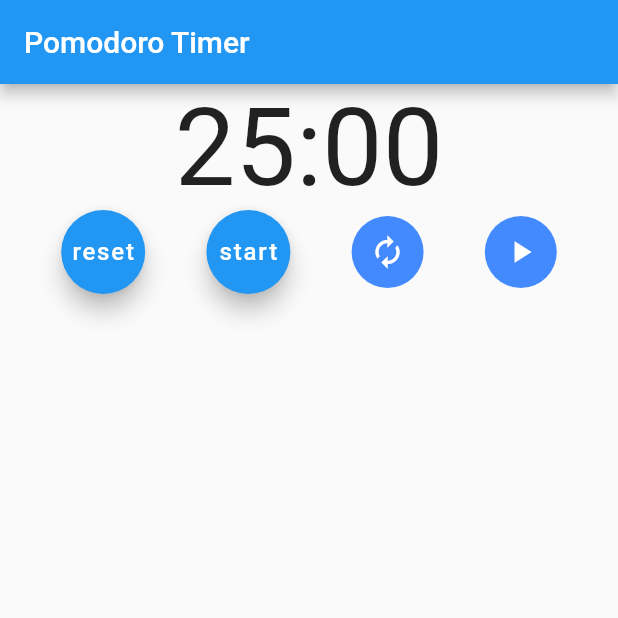
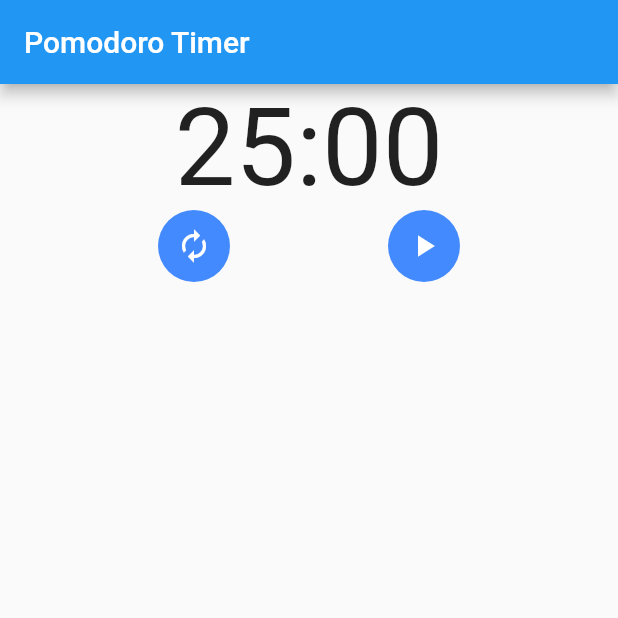
Before and after one commit to miajimyu/flutterpomodoro, a Flutter app: the screen it shows after launch, on a phone screen of 412 x 824 dp, the top half of it. Run offline on Flutter 3.47's test engine with Material 2 defaults, Android fonts, the phone set to English and light mode, and no system bars.

Commit message:
Remove FloatingActionButton

```diff
--- a/lib/timer_page.dart
+++ b/lib/timer_page.dart
@@ -60,16 +60,6 @@ class _PageState extends State<Page> {
     }
   }
 
-  Widget buildFloatingButton(String text, VoidCallback callback) {
-    return FloatingActionButton(
-      child: Text(
-        text,
-        style: TextStyle(fontSize: 16.0, color: Colors.white),
-      ),
-      onPressed: callback,
-    );
-  }
-
   String getTimeString() {
     String minutes = (elapsed.inMinutes % 60).toString().padLeft(2, '0');
     String seconds = (elapsed.inSeconds % 60).toString().padLeft(2, '0');
@@ -88,9 +78,6 @@ class _PageState extends State<Page> {
           Row(
             mainAxisAlignment: MainAxisAlignment.spaceEvenly,
             children: <Widget>[
-              buildFloatingButton('reset', _resetButtonPressed),
-              buildFloatingButton(
-                  _sw.isRunning ? 'stop' : 'start', _buttonPressed),
               Ink(
                 decoration: ShapeDecoration(
                   color: Colors.blueAccent,
```
